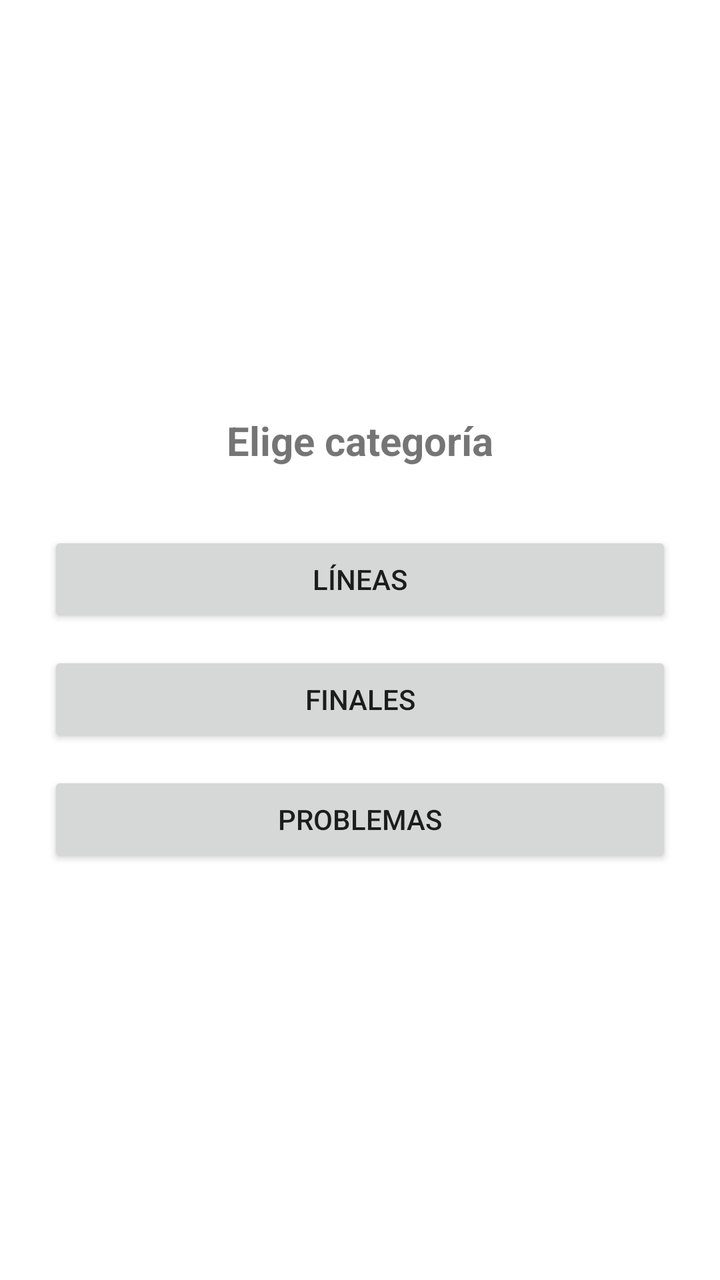
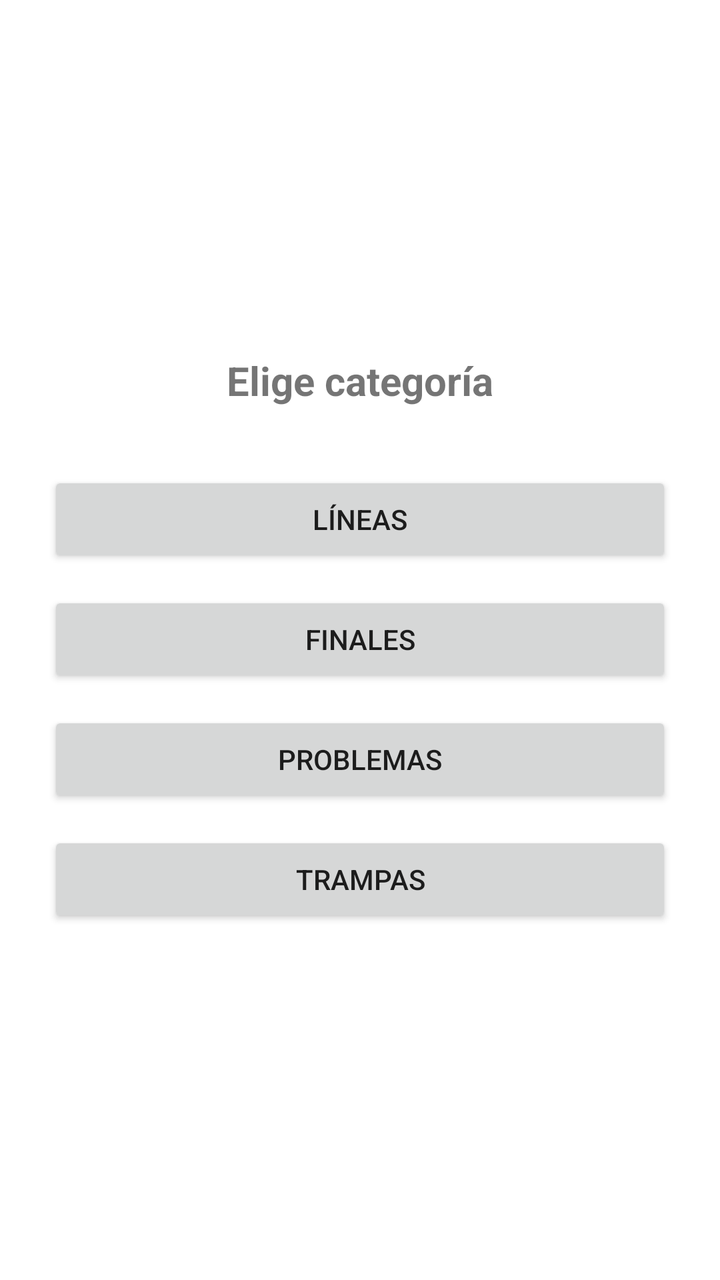

An Android layout rendered at two revisions. The XML below is the earlier revision; the diff shows what the commit changed to produce the second picture.
<!-- AndroidManifest.xml: application theme Theme.AperturasAjedrez -->
<!-- res/layout/activity_category_selector.xml -->
<androidx.constraintlayout.widget.ConstraintLayout xmlns:android="http://schemas.android.com/apk/res/android"
    xmlns:app="http://schemas.android.com/apk/res-auto"
    android:layout_width="match_parent"
    android:layout_height="match_parent"
    android:padding="24dp">

    <TextView
        android:id="@+id/categoryTitle"
        android:layout_width="wrap_content"
        android:layout_height="wrap_content"
        android:text="@string/category_title"
        android:textSize="20sp"
        android:textStyle="bold"
        app:layout_constraintTop_toTopOf="parent"
        app:layout_constraintStart_toStartOf="parent"
        app:layout_constraintEnd_toEndOf="parent"
        app:layout_constraintBottom_toTopOf="@id/categoryLinesButton"
        app:layout_constraintVertical_chainStyle="packed" />

    <Button
        android:id="@+id/categoryLinesButton"
        android:layout_width="0dp"
        android:layout_height="wrap_content"
        android:text="@string/category_lines"
        app:layout_constraintTop_toBottomOf="@id/categoryTitle"
        app:layout_constraintBottom_toTopOf="@id/categoryEndgamesButton"
        app:layout_constraintStart_toStartOf="parent"
        app:layout_constraintEnd_toEndOf="parent"
        android:layout_marginTop="32dp" />

    <Button
        android:id="@+id/categoryEndgamesButton"
        android:layout_width="0dp"
        android:layout_height="wrap_content"
        android:text="@string/category_endgames"
        app:layout_constraintTop_toBottomOf="@id/categoryLinesButton"
        app:layout_constraintBottom_toTopOf="@id/categoryProblemsButton"
        app:layout_constraintStart_toStartOf="parent"
        app:layout_constraintEnd_toEndOf="parent"
        android:layout_marginTop="12dp" />

    <Button
        android:id="@+id/categoryProblemsButton"
        android:layout_width="0dp"
        android:layout_height="wrap_content"
        android:text="@string/category_problems"
        app:layout_constraintTop_toBottomOf="@id/categoryEndgamesButton"
        app:layout_constraintBottom_toBottomOf="parent"
        app:layout_constraintStart_toStartOf="parent"
        app:layout_constraintEnd_toEndOf="parent"
        android:layout_marginTop="12dp" />

</androidx.constraintlayout.widget.ConstraintLayout>
<!-- resources referenced by this layout -->
<resources>
  <string name="category_endgames">Finales</string>
  <string name="category_lines">Líneas</string>
  <string name="category_problems">Problemas</string>
  <string name="category_title">Elige categoría</string>
  <style name="Theme.AperturasAjedrez" parent="Theme.MaterialComponents.DayNight.NoActionBar" />
</resources>

<!-- the commit's change to res/layout/activity_category_selector.xml (unified diff, before → after) -->
@@ -45,6 +45,17 @@
         android:layout_height="wrap_content"
         android:text="@string/category_problems"
         app:layout_constraintTop_toBottomOf="@id/categoryEndgamesButton"
+        app:layout_constraintBottom_toTopOf="@id/categoryTrampasButton"
+        app:layout_constraintStart_toStartOf="parent"
+        app:layout_constraintEnd_toEndOf="parent"
+        android:layout_marginTop="12dp" />
+
+    <Button
+        android:id="@+id/categoryTrampasButton"
+        android:layout_width="0dp"
+        android:layout_height="wrap_content"
+        android:text="@string/category_trampas"
+        app:layout_constraintTop_toBottomOf="@id/categoryProblemsButton"
         app:layout_constraintBottom_toBottomOf="parent"
         app:layout_constraintStart_toStartOf="parent"
         app:layout_constraintEnd_toEndOf="parent"
<!-- resource entries referenced after the edit -->
@@ -4,6 +4,7 @@
   <string name="category_lines">Líneas</string>
   <string name="category_problems">Problemas</string>
   <string name="category_title">Elige categoría</string>
+  <string name="category_trampas">Trampas</string>
   <style name="Theme.AperturasAjedrez" parent="Theme.MaterialComponents.DayNight.NoActionBar" />
 </resources>
 
